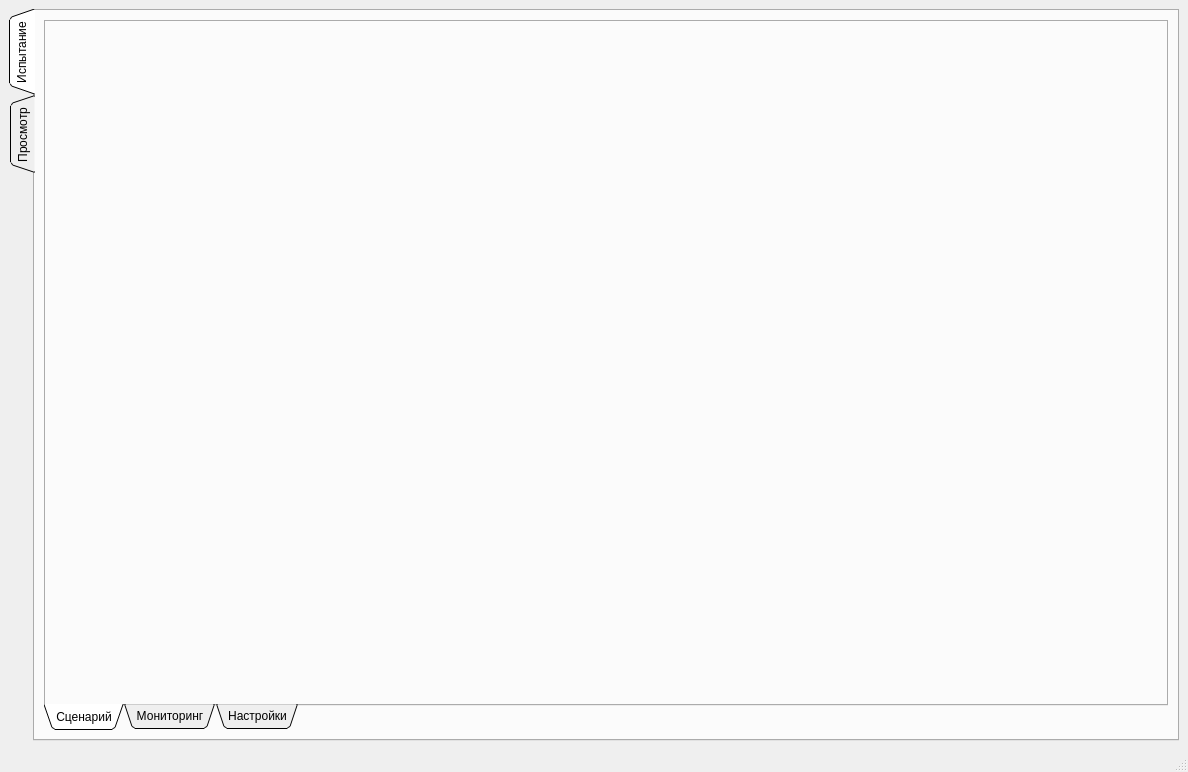
This is app/ui/designer/main_window.ui in Shqet/Surprize_v4.0 as Qt 5 draws it before an edit. The edited form follows.
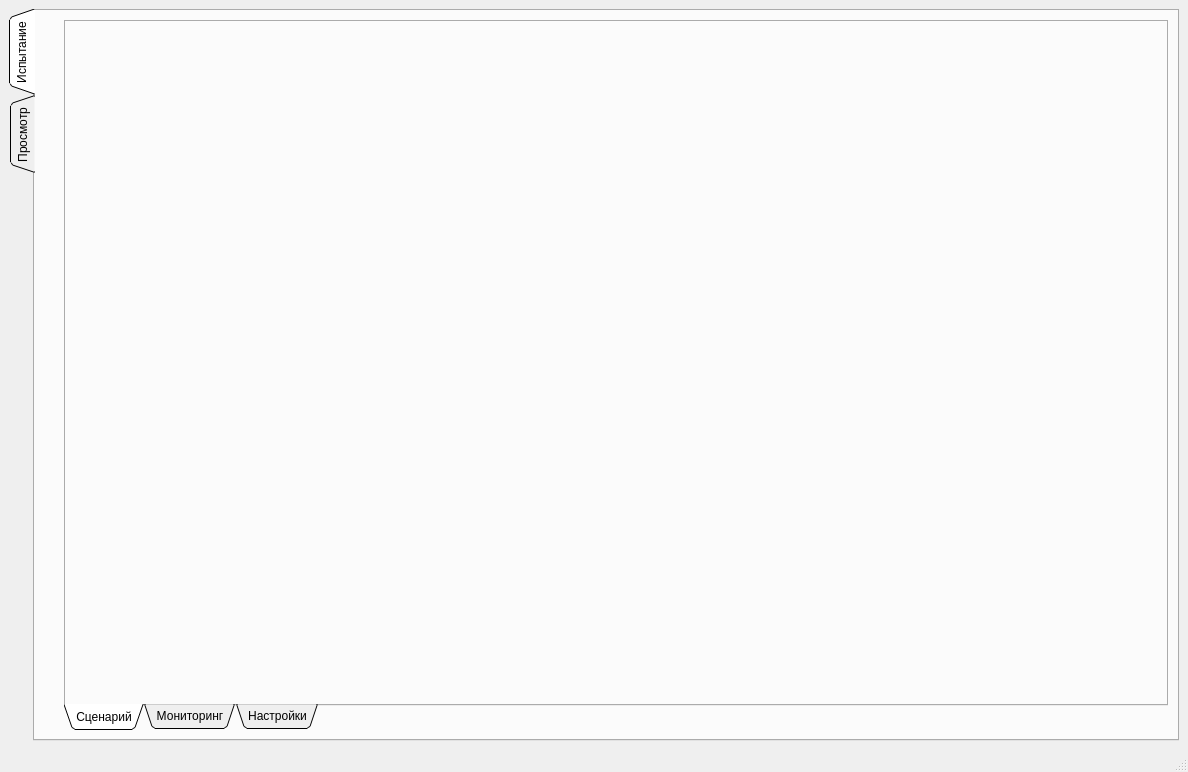
This is the edited form. The open tabs and pages were chosen to show the change.

Patch:
```diff
--- a/app/ui/designer/main_window.ui
+++ b/app/ui/designer/main_window.ui
@@ -32,6 +32,40 @@
        </attribute>
        <layout class="QGridLayout" name="gridLayout_2">
         <item row="0" column="0">
+         <layout class="QGridLayout" name="vl_rtsp_visible">
+          <item row="0" column="0">
+           <spacer name="verticalSpacer">
+            <property name="orientation">
+             <enum>Qt::Vertical</enum>
+            </property>
+            <property name="sizeHint" stdset="0">
+             <size>
+              <width>20</width>
+              <height>40</height>
+             </size>
+            </property>
+           </spacer>
+          </item>
+         </layout>
+        </item>
+        <item row="1" column="0">
+         <layout class="QGridLayout" name="vl_rtsp_thermal">
+          <item row="0" column="0">
+           <spacer name="verticalSpacer_2">
+            <property name="orientation">
+             <enum>Qt::Vertical</enum>
+            </property>
+            <property name="sizeHint" stdset="0">
+             <size>
+              <width>20</width>
+              <height>40</height>
+             </size>
+            </property>
+           </spacer>
+          </item>
+         </layout>
+        </item>
+        <item row="0" column="2" rowspan="2">
          <widget class="QTabWidget" name="tw_research">
           <property name="tabPosition">
            <enum>QTabWidget::South</enum>
@@ -121,40 +155,6 @@
               </item>
              </layout>
             </item>
-            <item row="1" column="0">
-             <layout class="QGridLayout" name="vl_rtsp_visible">
-              <item row="0" column="0">
-               <spacer name="verticalSpacer">
-                <property name="orientation">
-                 <enum>Qt::Vertical</enum>
-                </property>
-                <property name="sizeHint" stdset="0">
-                 <size>
-                  <width>20</width>
-                  <height>40</height>
-                 </size>
-                </property>
-               </spacer>
-              </item>
-             </layout>
-            </item>
-            <item row="2" column="0">
-             <layout class="QGridLayout" name="vl_rtsp_thermal">
-              <item row="0" column="0">
-               <spacer name="verticalSpacer_2">
-                <property name="orientation">
-                 <enum>Qt::Vertical</enum>
-                </property>
-                <property name="sizeHint" stdset="0">
-                 <size>
-                  <width>20</width>
-                  <height>40</height>
-                 </size>
-                </property>
-               </spacer>
-              </item>
-             </layout>
-            </item>
            </layout>
           </widget>
           <widget class="QWidget" name="monitoringTab">
```
Left out of the diff: 2 changed lines with no effect on the pictures.
